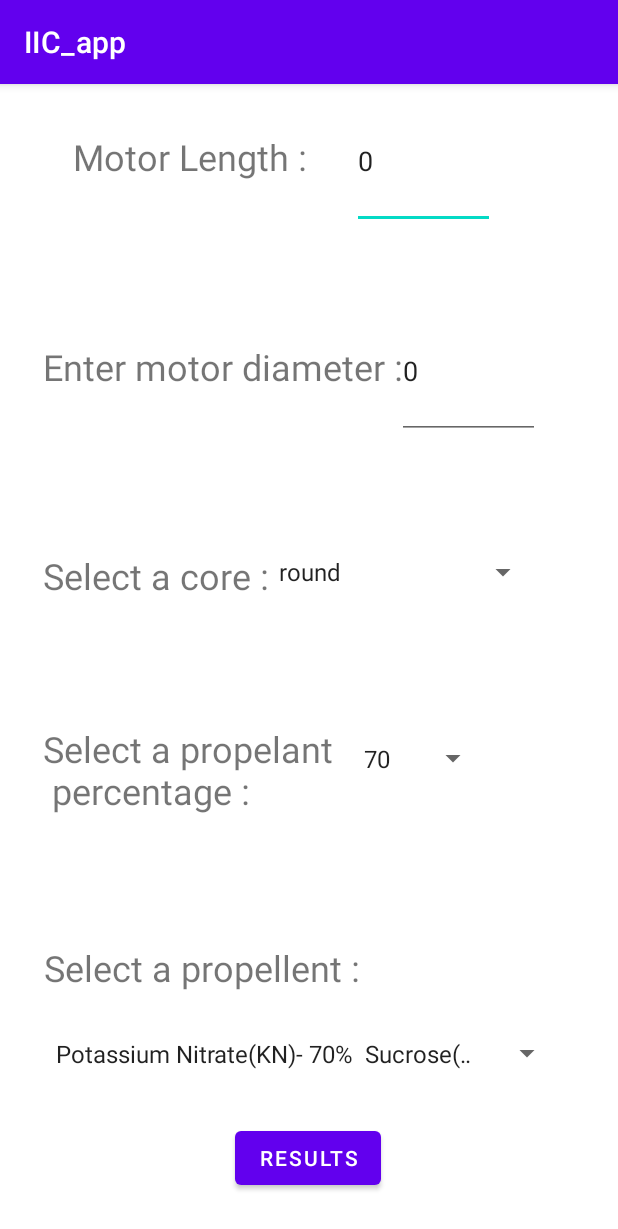
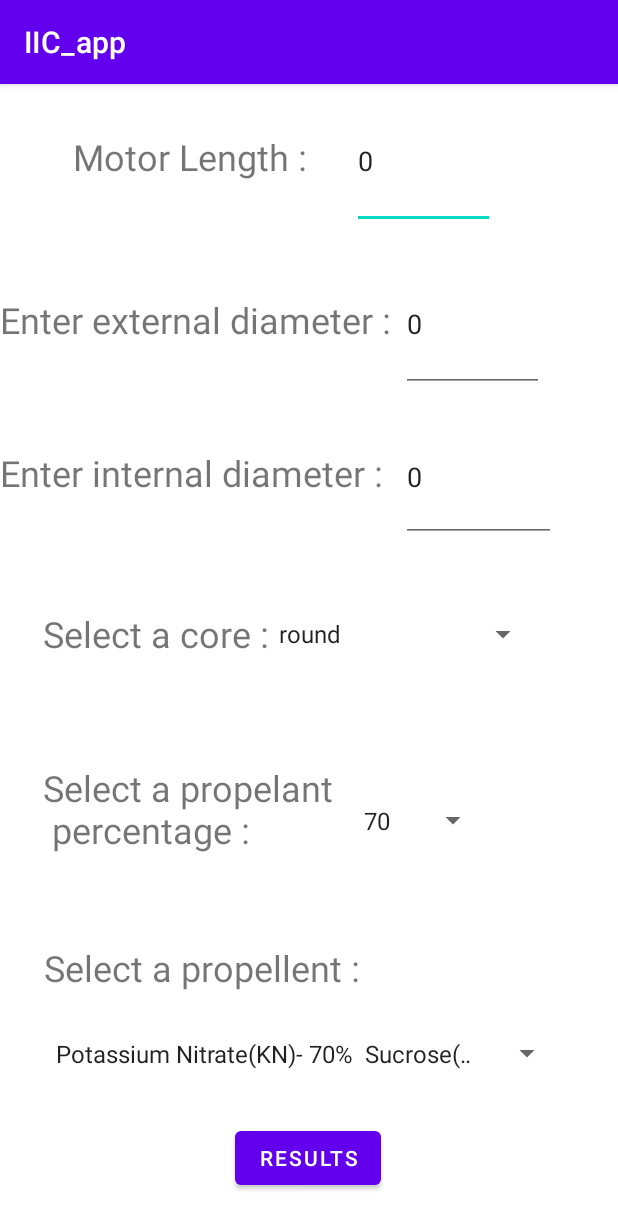
Before and after one commit to SySagar/IIC_app, an Android app: the screen it shows after launch (MainActivity), on a phone screen of 412 x 824 dp. Shown: the top 1229 px of the screen. Run offline under Robolectric (Android 15) with nearby library versions, the phone set to English and light mode, and no system bars.

Commit message:
final commit

```diff
--- a/app/src/main/java/com/example/iic_app/MainActivity.kt
+++ b/app/src/main/java/com/example/iic_app/MainActivity.kt
@@ -85,18 +85,11 @@ class MainActivity : AppCompatActivity(), OnItemSelectedListener {
 
         val per = findViewById<View>(R.id.editTextDate) as EditText
         val len = findViewById<View>(R.id.editTextDate2) as EditText
+        val per_in =findViewById<View>(R.id.editTextDate3) as EditText
         per.setText("0")
         len.setText("0")
-        length=(per.getText().toString()).toIntOrNull()
-        select_prop= spin.getSelectedItem().toString()
-        prop= (motor_percentage_spin.getSelectedItem().toString()).toIntOrNull()
-        coreType=core_spin.getSelectedItem().toString()
-        dm=(len.getText().toString()).toInt()
+        per_in.setText("0")
 
-
-
-        if(coreType=="round")
-        {dc=(len.getText().toString()).toInt()}
 
 
 
@@ -106,7 +99,14 @@ class MainActivity : AppCompatActivity(), OnItemSelectedListener {
         val button : Button=findViewById(R.id.res)
         button.setOnClickListener(View.OnClickListener(){
 
-            calculate_grains(view,length,select_prop,prop,coreType,dm)
+            length=(per.getText().toString()).toIntOrNull()
+            select_prop= spin.getSelectedItem().toString()
+            prop= (motor_percentage_spin.getSelectedItem().toString()).toIntOrNull()
+            coreType=core_spin.getSelectedItem().toString()
+            dm=(len.getText().toString()).toInt()
+            dc=(per_in.getText().toString()).toInt()
+
+            calculate_grains(view,length,select_prop,prop,coreType,dm,dc)
             popUp.contentView=view
             popUp.showAtLocation(view, 1,0,0)
             val close=view.findViewById<Button>(R.id.close)
@@ -128,7 +128,7 @@ class MainActivity : AppCompatActivity(), OnItemSelectedListener {
 
     override fun onNothingSelected(parent: AdapterView<*>?) {}
 
-    fun calculate_grains(view: View,length : Int?,select_prop : String , prop : Int? , coreType : String , dm :Int)
+    fun calculate_grains(view: View,length : Int?,select_prop : String , prop : Int? , coreType : String , dm :Int,dc : Int)
     {
         var str=" "
         //val info_display :EditText
--- a/app/src/main/res/layout/activity_main.xml
+++ b/app/src/main/res/layout/activity_main.xml
@@ -29,7 +29,7 @@
         app:layout_constraintHorizontal_bias="0.132"
         app:layout_constraintStart_toStartOf="parent"
         app:layout_constraintTop_toTopOf="parent"
-        app:layout_constraintVertical_bias="0.603" />
+        app:layout_constraintVertical_bias="0.64" />
 
     <TextView
         android:id="@+id/core"
@@ -42,17 +42,17 @@
         app:layout_constraintHorizontal_bias="0.11"
         app:layout_constraintStart_toStartOf="parent"
         app:layout_constraintTop_toTopOf="parent"
-        app:layout_constraintVertical_bias="0.423" />
+        app:layout_constraintVertical_bias="0.476" />
 
     <TextView
         android:id="@+id/diameter"
         android:layout_width="wrap_content"
         android:layout_height="wrap_content"
-        android:text="Enter motor diameter :"
+        android:text="Enter external diameter :"
         android:textSize="24sp"
         app:layout_constraintBaseline_toBaselineOf="@+id/editTextDate2"
         app:layout_constraintEnd_toEndOf="parent"
-        app:layout_constraintHorizontal_bias="0.167"
+        app:layout_constraintHorizontal_bias="0.0"
         app:layout_constraintStart_toStartOf="parent" />
 
     <Spinner
@@ -76,7 +76,7 @@
         app:layout_constraintHorizontal_bias="0.731"
         app:layout_constraintStart_toStartOf="parent"
         app:layout_constraintTop_toTopOf="parent"
-        app:layout_constraintVertical_bias="0.595"
+        app:layout_constraintVertical_bias="0.654"
         tools:ignore="SpeakableTextPresentCheck,SpeakableTextPresentCheck" />
 
     <Spinner
@@ -88,7 +88,7 @@
         app:layout_constraintHorizontal_bias="0.773"
         app:layout_constraintStart_toStartOf="parent"
         app:layout_constraintTop_toTopOf="parent"
-        app:layout_constraintVertical_bias="0.414"
+        app:layout_constraintVertical_bias="0.475"
         tools:ignore="SpeakableTextPresentCheck,SpeakableTextPresentCheck" />
 
     <TextView
@@ -126,10 +126,10 @@
         android:inputType="date"
         app:layout_constraintBottom_toBottomOf="parent"
         app:layout_constraintEnd_toEndOf="parent"
-        app:layout_constraintHorizontal_bias="0.835"
+        app:layout_constraintHorizontal_bias="0.844"
         app:layout_constraintStart_toStartOf="parent"
         app:layout_constraintTop_toTopOf="parent"
-        app:layout_constraintVertical_bias="0.216"
+        app:layout_constraintVertical_bias="0.17"
         tools:ignore="SpeakableTextPresentCheck" />
 
     <Button
@@ -144,4 +144,29 @@
         app:layout_constraintTop_toTopOf="parent"
         app:layout_constraintVertical_bias="0.961" />
 
+    <TextView
+        android:id="@+id/textView"
+        android:layout_width="wrap_content"
+        android:layout_height="wrap_content"
+        android:text="Enter internal diameter :"
+        android:textSize="24sp"
+        app:layout_constraintBaseline_toBaselineOf="@+id/editTextDate3"
+        app:layout_constraintEnd_toEndOf="parent"
+        app:layout_constraintHorizontal_bias="0.0"
+        app:layout_constraintStart_toStartOf="parent" />
+
+    <EditText
+        android:id="@+id/editTextDate3"
+        android:layout_width="103dp"
+        android:layout_height="86dp"
+        android:ems="10"
+        android:inputType="date"
+        app:layout_constraintBottom_toBottomOf="parent"
+        app:layout_constraintEnd_toEndOf="parent"
+        app:layout_constraintHorizontal_bias="0.866"
+        app:layout_constraintStart_toStartOf="parent"
+        app:layout_constraintTop_toTopOf="parent"
+        app:layout_constraintVertical_bias="0.322"
+        tools:ignore="SpeakableTextPresentCheck" />
+
 </androidx.constraintlayout.widget.ConstraintLayout>
```
